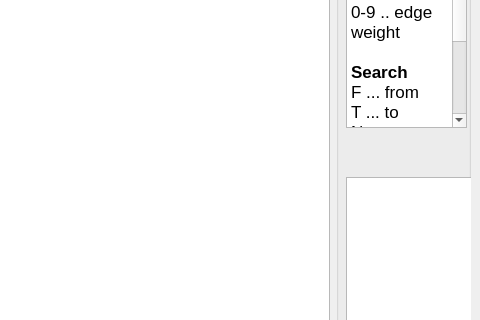
Before: the Qt Designer form mainwindow.ui in darthdeus/graphite-gui, drawn with Qt 5; both pictures show x 559 to 1039 and y 201 to 521 of the 1039 by 802 pixel window.
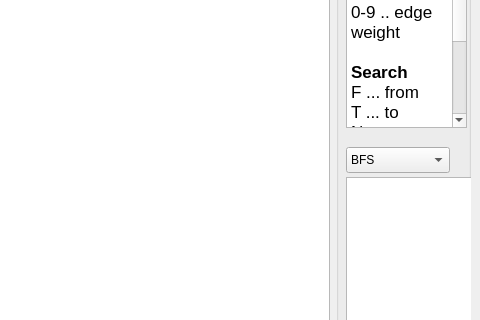
After: the same form once the commit is applied.

What changed in the file:
```diff
--- a/mainwindow.ui
+++ b/mainwindow.ui
@@ -84,6 +84,31 @@
         </rect>
        </property>
       </widget>
+      <widget class="QComboBox" name="algList">
+       <property name="geometry">
+        <rect>
+         <x>10</x>
+         <y>320</y>
+         <width>104</width>
+         <height>26</height>
+        </rect>
+       </property>
+       <item>
+        <property name="text">
+         <string>BFS</string>
+        </property>
+       </item>
+       <item>
+        <property name="text">
+         <string>DFS</string>
+        </property>
+       </item>
+       <item>
+        <property name="text">
+         <string>Dijkstra</string>
+        </property>
+       </item>
+      </widget>
      </widget>
     </item>
    </layout>
```
